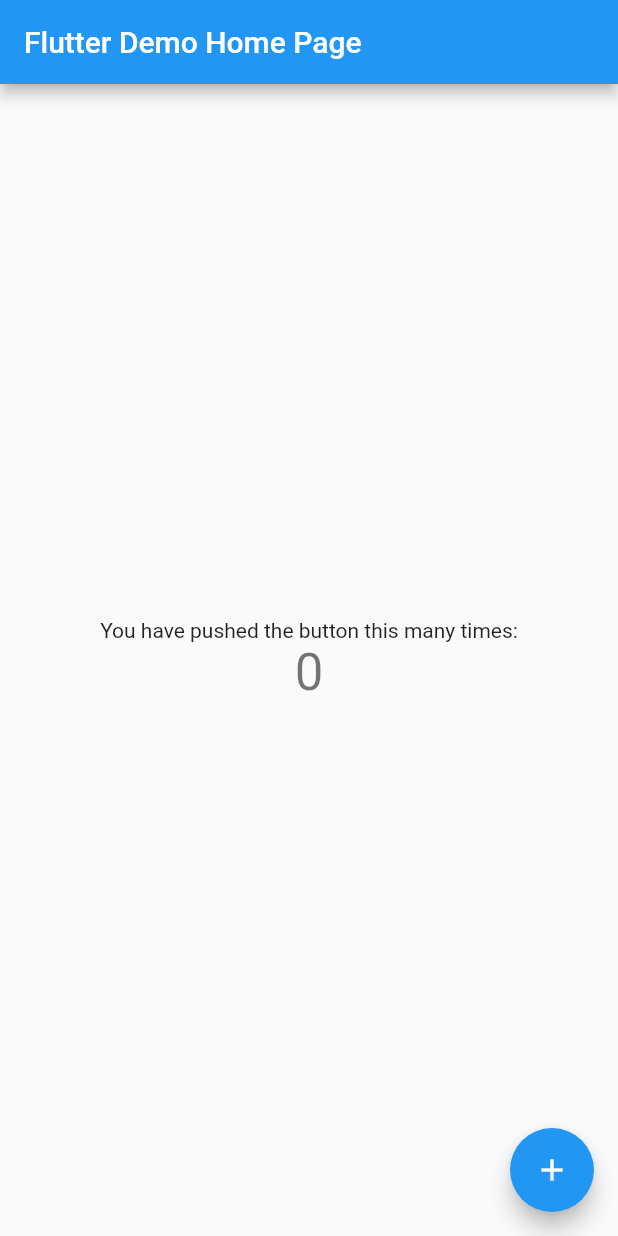
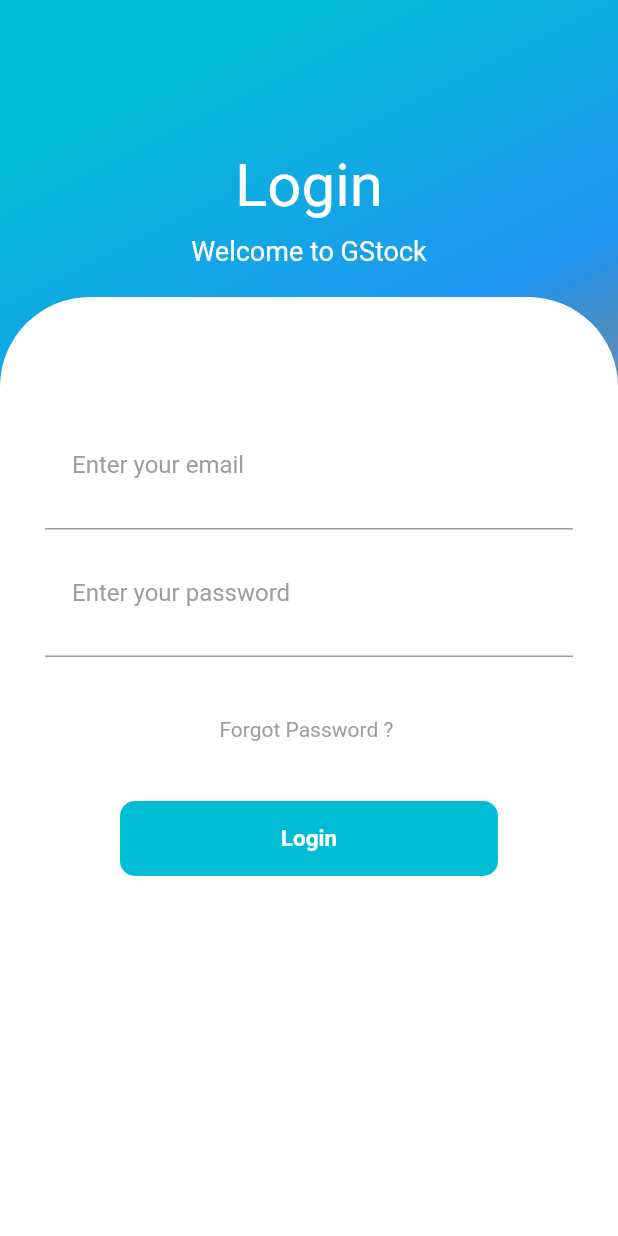
Before and after one commit to salemgzouni/gstock, a Flutter app: the screen it shows after launch, on a phone screen of 412 x 824 dp. Run offline on Flutter 3.47's test engine with Material 2 defaults, Android fonts, the phone set to English and light mode, and no system bars.

Commit message:
Login page

```diff
--- /dev/null
+++ b/lib/Pages/LoginPage.dart
@@ -0,0 +1,39 @@
+import 'package:flutter/material.dart';
+import 'package:gstock/components/Header.dart';
+import 'package:gstock/components/InputWrapper.dart';
+import '';
+class LoginPage extends StatelessWidget {
+  const LoginPage({Key? key}) : super(key: key);
+
+  @override
+  Widget build(BuildContext context) {
+    return Scaffold(
+      body: Container(
+        width: double.infinity,
+        decoration: BoxDecoration(
+          gradient: LinearGradient(begin: Alignment.topCenter,colors:[
+            Colors.cyan,
+            Colors.blue,
+            Colors.black12
+          ]),
+        ),
+        child: Column(
+          children: <Widget>[
+            SizedBox(height: 80,),
+            Header(),
+            Expanded(child: Container(
+              decoration: BoxDecoration(
+                color: Colors.white,
+                borderRadius: BorderRadius.only(
+                  topLeft: Radius.circular(60),
+                  topRight: Radius.circular(60),
+                )
+              ),
+              child: InputWrapper(),
+            ))
+          ],
+        ),
+      ),
+    );
+  }
+}
--- /dev/null
+++ b/lib/components/Button.dart
@@ -0,0 +1,23 @@
+import 'package:flutter/material.dart';
+
+class Button extends StatelessWidget {
+
+  @override
+  Widget build(BuildContext context) {
+    return Container(
+      height: 50,
+      margin: EdgeInsets.symmetric(horizontal: 50),
+      decoration: BoxDecoration(
+        color: Colors.cyan[500],
+        borderRadius: BorderRadius.circular(10),
+      ),
+      child: Center(
+        child: Text("Login",style: TextStyle(
+          color:Colors.white,
+          fontSize: 15,
+          fontWeight: FontWeight.bold,
+        ),),
+      ),
+    );
+  }
+}
--- /dev/null
+++ b/lib/components/Header.dart
@@ -0,0 +1,23 @@
+import 'package:flutter/material.dart';
+
+class Header extends StatelessWidget {
+
+  @override
+  Widget build(BuildContext context) {
+    return Padding(
+      padding: EdgeInsets.all(20),
+      child: Column(
+        crossAxisAlignment: CrossAxisAlignment.start,
+        children: <Widget>[
+          Center(
+            child: Text("Login",style: TextStyle(color: Colors.white,fontSize:40),),
+          ),
+          SizedBox(height: 10,),
+          Center(
+            child: Text("Welcome to GStock",style: TextStyle(color: Colors.white,fontSize: 18),),
+          )
+        ],
+      ),
+    );
+  }
+}
--- /dev/null
+++ b/lib/components/InputField.dart
@@ -0,0 +1,42 @@
+import 'package:flutter/material.dart';
+
+class InputField extends StatelessWidget {
+
+  @override
+  Widget build(BuildContext context) {
+    return Column(
+      children: <Widget>[
+        Container(
+          padding: EdgeInsets.all(18),
+          decoration: BoxDecoration(
+            border: Border(
+              bottom: BorderSide(color: Colors.grey)
+            )
+          ),
+          child: TextField(
+            decoration: InputDecoration(
+              hintText: "Enter your email",
+              hintStyle:TextStyle(color: Colors.grey),
+              border: InputBorder.none
+            ),
+          ),
+        ),
+        Container(
+          padding: EdgeInsets.all(18),
+          decoration: BoxDecoration(
+              border: Border(
+                  bottom: BorderSide(color: Colors.grey)
+              )
+          ),
+          child: TextField(
+            decoration: InputDecoration(
+                hintText: "Enter your password",
+                hintStyle:TextStyle(color: Colors.grey),
+                border: InputBorder.none
+            ),
+          ),
+        )
+      ],
+    );
+  }
+}
--- /dev/null
+++ b/lib/components/InputWrapper.dart
@@ -0,0 +1,33 @@
+import 'package:flutter/material.dart';
+
+import 'Button.dart';
+import 'InputField.dart';
+
+class InputWrapper extends StatelessWidget {
+
+  @override
+  Widget build(BuildContext context) {
+    return Padding(
+      padding: EdgeInsets.all(30),
+      child: Column(
+        children: <Widget>[
+          SizedBox(height:40,),
+          Container(
+            decoration: BoxDecoration(
+              color: Colors.white,
+              borderRadius: BorderRadius.circular(10)
+            ),
+            child: InputField(),
+          ),
+          SizedBox(height: 40,),
+          Text(
+            "Forgot Password ? ",
+             style: TextStyle(color: Colors.grey),
+          ),
+          SizedBox(height: 40,),
+          Button()
+        ],
+      ),
+    );
+  }
+}
--- a/lib/main.dart
+++ b/lib/main.dart
@@ -1,115 +1,15 @@
 import 'package:flutter/material.dart';
 
-void main() {
-  runApp(const MyApp());
-}
+import 'Pages/LoginPage.dart';
 
-class MyApp extends StatelessWidget {
-  const MyApp({Key? key}) : super(key: key);
-
-  // This widget is the root of your application.
+void main()=>runApp(MyApp());
+class MyApp extends StatelessWidget{
   @override
   Widget build(BuildContext context) {
-    return MaterialApp(
-      title: 'Flutter Demo',
-      theme: ThemeData(
-        // This is the theme of your application.
-        //
-        // Try running your application with "flutter run". You'll see the
-        // application has a blue toolbar. Then, without quitting the app, try
-        // changing the primarySwatch below to Colors.green and then invoke
-        // "hot reload" (press "r" in the console where you ran "flutter run",
-        // or simply save your changes to "hot reload" in a Flutter IDE).
-        // Notice that the counter didn't reset back to zero; the application
-        // is not restarted.
-        primarySwatch: Colors.blue,
-      ),
-      home: const MyHomePage(title: 'Flutter Demo Home Page'),
+    return new MaterialApp(
+      debugShowCheckedModeBanner: false,
+      home: LoginPage(),
     );
+
   }
 }
-
-class MyHomePage extends StatefulWidget {
-  const MyHomePage({Key? key, required this.title}) : super(key: key);
-
-  // This widget is the home page of your application. It is stateful, meaning
-  // that it has a State object (defined below) that contains fields that affect
-  // how it looks.
-
-  // This class is the configuration for the state. It holds the values (in this
-  // case the title) provided by the parent (in this case the App widget) and
-  // used by the build method of the State. Fields in a Widget subclass are
-  // always marked "final".
-
-  final String title;
-
-  @override
-  State<MyHomePage> createState() => _MyHomePageState();
-}
-
-class _MyHomePageState extends State<MyHomePage> {
-  int _counter = 0;
-
-  void _incrementCounter() {
-    setState(() {
-      // This call to setState tells the Flutter framework that something has
-      // changed in this State, which causes it to rerun the build method below
-      // so that the display can reflect the updated values. If we changed
-      // _counter without calling setState(), then the build method would not be
-      // called again, and so nothing would appear to happen.
-      _counter++;
-    });
-  }
-
-  @override
-  Widget build(BuildContext context) {
-    // This method is rerun every time setState is called, for instance as done
-    // by the _incrementCounter method above.
-    //
-    // The Flutter framework has been optimized to make rerunning build methods
-    // fast, so that you can just rebuild anything that needs updating rather
-    // than having to individually change instances of widgets.
-    return Scaffold(
-      appBar: AppBar(
-        // Here we take the value from the MyHomePage object that was created by
-        // the App.build method, and use it to set our appbar title.
-        title: Text(widget.title),
-      ),
-      body: Center(
-        // Center is a layout widget. It takes a single child and positions it
-        // in the middle of the parent.
-        child: Column(
-          // Column is also a layout widget. It takes a list of children and
-          // arranges them vertically. By default, it sizes itself to fit its
-          // children horizontally, and tries to be as tall as its parent.
-          //
-          // Invoke "debug painting" (press "p" in the console, choose the
-          // "Toggle Debug Paint" action from the Flutter Inspector in Android
-          // Studio, or the "Toggle Debug Paint" command in Visual Studio Code)
-          // to see the wireframe for each widget.
-          //
-          // Column has various properties to control how it sizes itself and
-          // how it positions its children. Here we use mainAxisAlignment to
-          // center the children vertically; the main axis here is the vertical
-          // axis because Columns are vertical (the cross axis would be
-          // horizontal).
-          mainAxisAlignment: MainAxisAlignment.center,
-          children: <Widget>[
-            const Text(
-              'You have pushed the button this many times:',
-            ),
-            Text(
-              '$_counter',
-              style: Theme.of(context).textTheme.headline4,
-            ),
-          ],
-        ),
-      ),
-      floatingActionButton: FloatingActionButton(
-        onPressed: _incrementCounter,
-        tooltip: 'Increment',
-        child: const Icon(Icons.add),
-      ), // This trailing comma makes auto-formatting nicer for build methods.
-    );
-  }
-}
```
Also changed, not shown: 1 other file.
